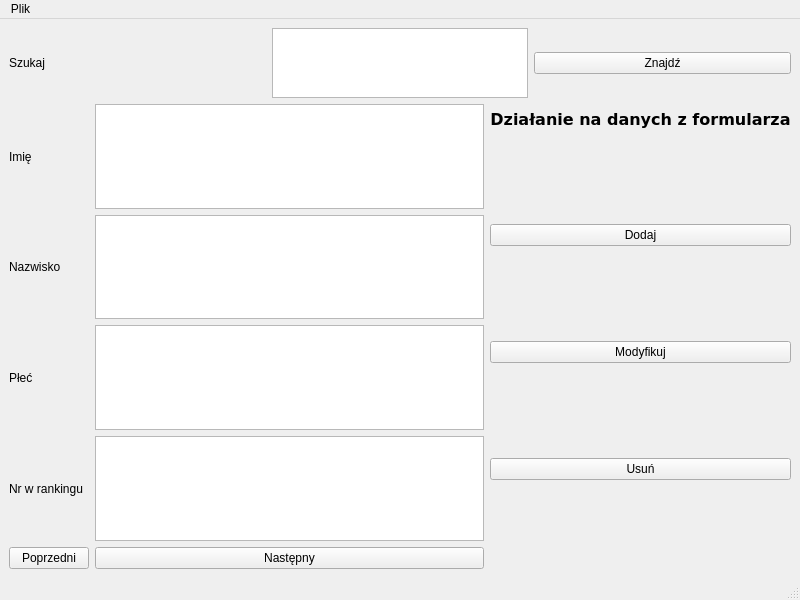
Old version of the form src/ui/windowPlayers.ui in the repository messer440/obslugaTurnieji.
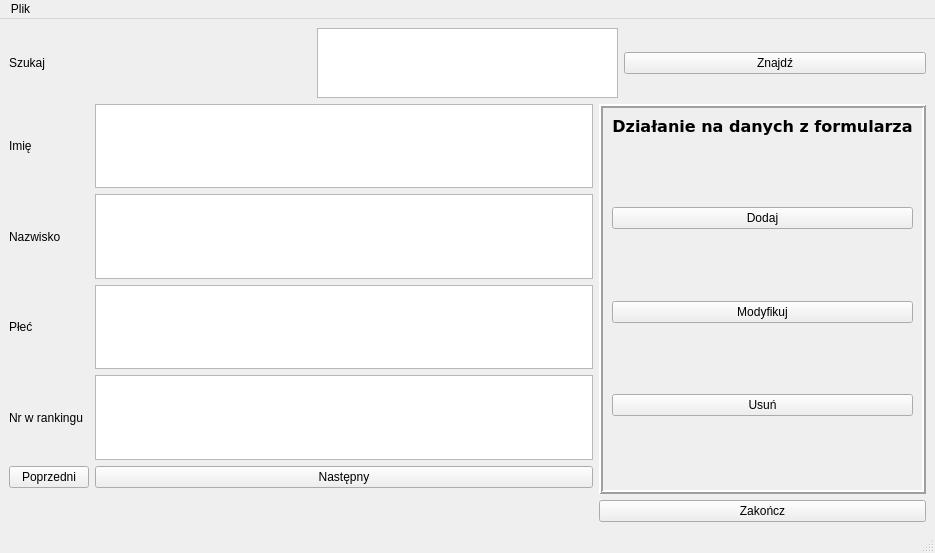
New version of the form.

```diff
--- a/src/ui/windowPlayers.ui
+++ b/src/ui/windowPlayers.ui
@@ -6,8 +6,8 @@
    <rect>
     <x>0</x>
     <y>0</y>
-    <width>800</width>
-    <height>600</height>
+    <width>935</width>
+    <height>553</height>
    </rect>
   </property>
   <property name="windowTitle">
@@ -101,7 +101,19 @@
       </item>
      </layout>
     </item>
-    <item row="2" column="1">
+    <item row="1" column="1" rowspan="3">
+     <widget class="QFrame" name="frame">
+      <property name="frameShape">
+       <enum>QFrame::Box</enum>
+      </property>
+      <property name="frameShadow">
+       <enum>QFrame::Raised</enum>
+      </property>
+      <property name="lineWidth">
+       <number>2</number>
+      </property>
+      <layout class="QGridLayout" name="gridLayout_3">
+       <item row="0" column="0">
      <layout class="QVBoxLayout" name="verticalLayout">
       <item>
        <widget class="QLabel" name="infoAction">
@@ -198,12 +210,22 @@
     </item>
    </layout>
   </widget>
+    </item>
+    <item row="4" column="1">
+     <widget class="QPushButton" name="buttonZakoncz">
+      <property name="text">
+       <string>Zakończ</string>
+      </property>
+     </widget>
+    </item>
+   </layout>
+  </widget>
   <widget class="QMenuBar" name="menubar">
    <property name="geometry">
     <rect>
      <x>0</x>
      <y>0</y>
-     <width>800</width>
+     <width>935</width>
      <height>24</height>
     </rect>
    </property>
```
Lines whose indentation alone changed are shown as unchanged.
